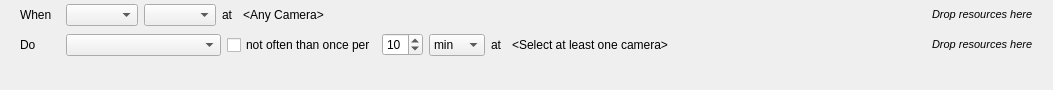
networkoptix/nx_open, file client/src/ui/widgets/business/business_rule_widget.ui: the form before one commit.
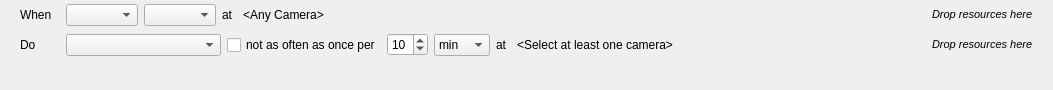
The form after the commit.

Commit message:
Business rules dialog enchancements: handling user change
<==== Mercurial data ====>
Branch: master

Diff of the .ui file:
```diff
--- a/client/src/ui/widgets/business/business_rule_widget.ui
+++ b/client/src/ui/widgets/business/business_rule_widget.ui
@@ -182,7 +182,7 @@
       <item>
        <widget class="QCheckBox" name="aggregationCheckBox">
         <property name="text">
-         <string>not often than once per</string>
+         <string>not as often as once per</string>
         </property>
        </widget>
       </item>
```
The commit also changes 3 other files.
